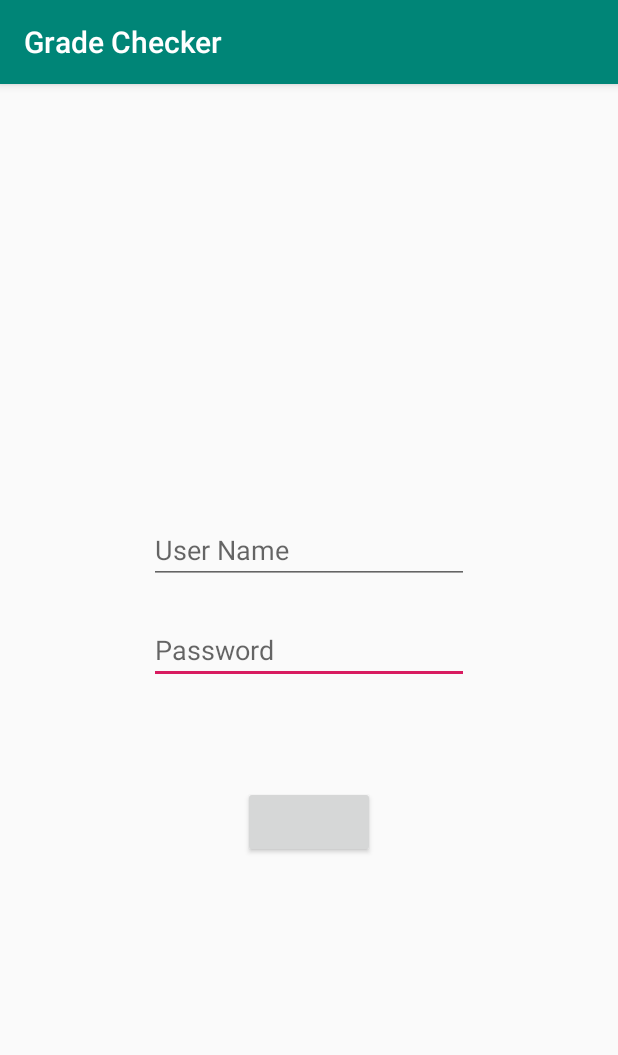
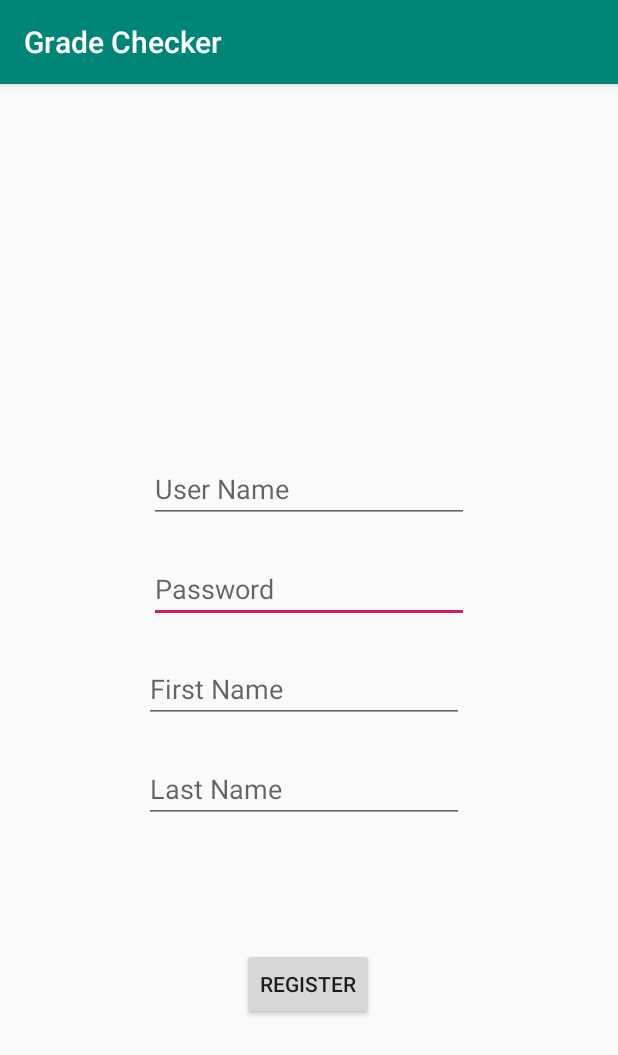
Before and after one commit to Triordan1/FinalProject5, an Android app: the CreateAccountInfo screen opened directly, with no data from a screen before it, on a phone screen of 412 x 824 dp. Shown: the top 1055 px of the screen. Run offline under Robolectric (Android 15) with nearby library versions, the light colour scheme and no system bars.

Commit message:
Fixed create account now properly creates user profiles

```diff
--- a/app/src/main/java/com/example/finalproject5/CreateAccountInfo.java
+++ b/app/src/main/java/com/example/finalproject5/CreateAccountInfo.java
@@ -19,7 +19,8 @@ public class CreateAccountInfo extends AppCompatActivity {
 
     EditText userInput;
     EditText userPassword;
-
+    EditText FiName;
+    EditText LaName;
 
     @Override
     protected void onCreate(Bundle savedInstanceState) {
@@ -29,7 +30,8 @@ public class CreateAccountInfo extends AppCompatActivity {
         create = findViewById(R.id.SignUp);
         userInput = findViewById(R.id.CreateUsername);
         userPassword = findViewById(R.id.CreateP);
-
+        FiName = findViewById(R.id.FiName);
+        LaName = findViewById(R.id.LaName);
         create.setOnClickListener(new View.OnClickListener() {
             @Override
             public void onClick(View view) {
@@ -43,14 +45,16 @@ public class CreateAccountInfo extends AppCompatActivity {
         startActivity(intent);
     }
     public void addingUser(){
-        if(userInput.getText().toString().isEmpty() || userPassword.getText().toString().isEmpty()){
+        if(userInput.getText().toString().isEmpty() || userPassword.getText().toString().isEmpty()||FiName.getText().toString().isEmpty() || LaName.getText().toString().isEmpty()){
             Toast.makeText(CreateAccountInfo.this,"Not all the required fields are completed. Please complete all.",Toast.LENGTH_LONG).show();
         }else{
             String usern = userInput.getText().toString();
             String userp = userPassword.getText().toString();
+            String userFN = FiName.getText().toString();
+            String userLN = LaName.getText().toString();
+            final User user = new User(usern,userp,userFN,userLN);
             UserDao userDao = AppDatabase.getAppDatabase(CreateAccountInfo.this).dao();
-
-
+            userDao.insert(user);
             goBack();
         }
     }
--- a/app/src/main/res/layout-v26/activity_create_account_info.xml
+++ b/app/src/main/res/layout-v26/activity_create_account_info.xml
@@ -10,21 +10,23 @@
         android:id="@+id/SignUp"
         android:layout_width="wrap_content"
         android:layout_height="wrap_content"
-        android:layout_marginBottom="252dp"
+        android:layout_marginBottom="144dp"
+        android:text="@string/register"
         app:layout_constraintBottom_toBottomOf="parent"
         app:layout_constraintEnd_toEndOf="parent"
+        app:layout_constraintHorizontal_bias="0.498"
         app:layout_constraintStart_toStartOf="parent" />
 
     <EditText
         android:id="@+id/CreateP"
         android:layout_width="wrap_content"
         android:layout_height="wrap_content"
-        android:layout_marginBottom="68dp"
+        android:layout_marginBottom="21dp"
         android:autofillHints=""
         android:ems="10"
         android:hint="@string/password"
         android:inputType="textPersonName"
-        app:layout_constraintBottom_toTopOf="@+id/SignUp"
+        app:layout_constraintBottom_toTopOf="@+id/FiName"
         app:layout_constraintEnd_toEndOf="parent"
         app:layout_constraintStart_toStartOf="parent" />
 
@@ -39,4 +41,28 @@
         android:inputType="textPersonName"
         app:layout_constraintBottom_toTopOf="@+id/CreateP"
         app:layout_constraintStart_toStartOf="@+id/CreateP" />
+
+    <EditText
+        android:id="@+id/FiName"
+        android:layout_width="wrap_content"
+        android:layout_height="wrap_content"
+        android:layout_marginStart="96dp"
+        android:layout_marginBottom="21dp"
+        android:ems="10"
+        android:hint="@string/first_name"
+        android:inputType="textPersonName"
+        app:layout_constraintBottom_toTopOf="@+id/LaName"
+        app:layout_constraintStart_toStartOf="parent" />
+
+    <EditText
+        android:id="@+id/LaName"
+        android:layout_width="wrap_content"
+        android:layout_height="wrap_content"
+        android:layout_marginStart="96dp"
+        android:layout_marginBottom="83dp"
+        android:ems="10"
+        android:hint="@string/last_name"
+        android:inputType="textPersonName"
+        app:layout_constraintBottom_toTopOf="@+id/SignUp"
+        app:layout_constraintStart_toStartOf="parent" />
 </androidx.constraintlayout.widget.ConstraintLayout>
--- a/app/src/main/res/values/strings.xml
+++ b/app/src/main/res/values/strings.xml
@@ -25,4 +25,7 @@
     <string name="assignment_description">Assignment Description</string>
     <string name="max_score">Max Score</string>
     <string name="given_score">Given Score</string>
+    <string name="register">Register</string>
+    <string name="first_name">First Name</string>
+    <string name="last_name">Last Name</string>
 </resources>
```
